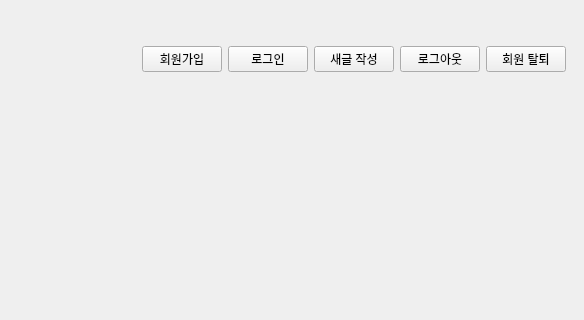
sm136599/VEDA_Qt_blog_client, file ui/mainwidget.ui: the form before one commit; both pictures show x 216 to 800 and y 0 to 320 of the 800 by 600 pixel window.
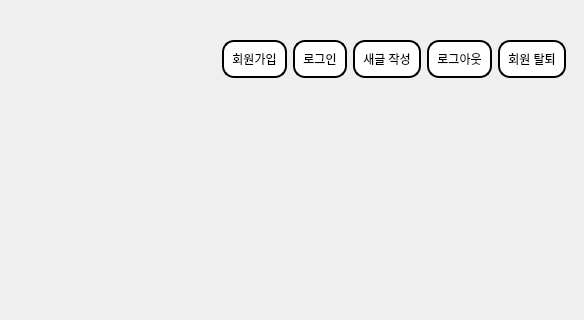
The form after the commit.

Commit message: design : 디자인 통일

What changed in the file:
```diff
--- a/ui/mainwidget.ui
+++ b/ui/mainwidget.ui
@@ -23,7 +23,20 @@
    <string>Form</string>
   </property>
   <property name="styleSheet">
-   <string notr="true"/>
+   <string notr="true">QPushButton {
+border: 2px solid black;
+border-radius: 12px;
+background-color: white;
+padding: 8px;
+}
+
+QPushButton:hover {
+background-color: rgb(235, 235, 235);
+}
+
+QPushButton:pressed {
+background-color: rgb(215, 215, 215);
+}</string>
   </property>
   <layout class="QHBoxLayout" name="horizontalLayout" stretch="0">
    <property name="spacing">
```
The commit also changes 6 other files.
